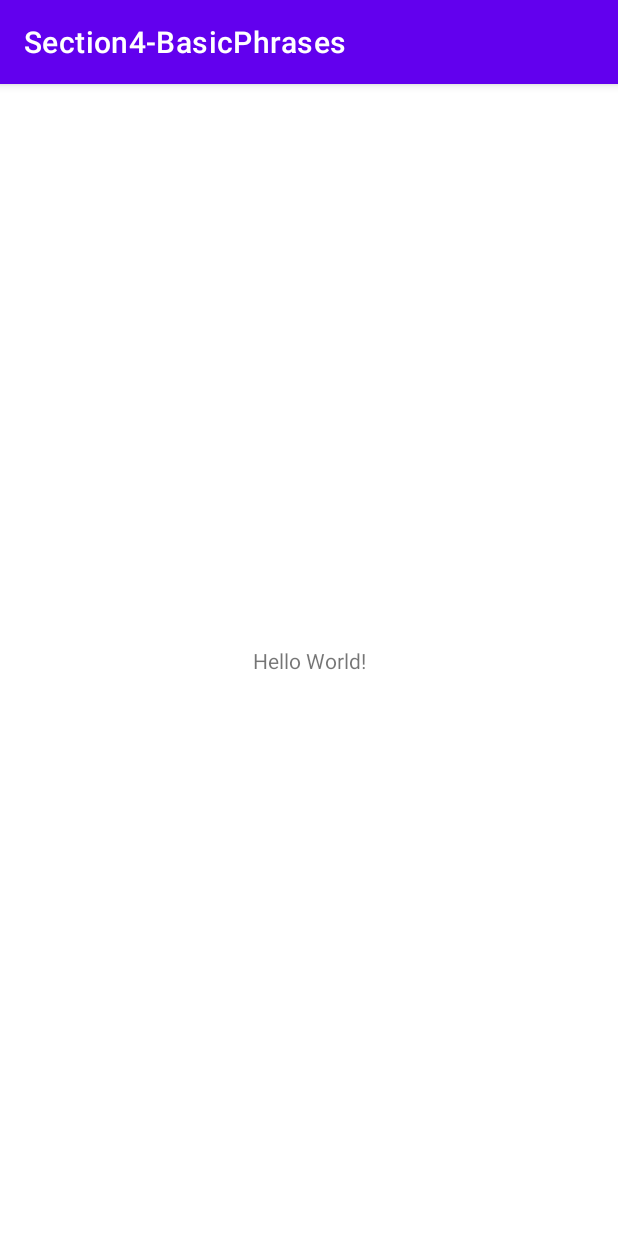
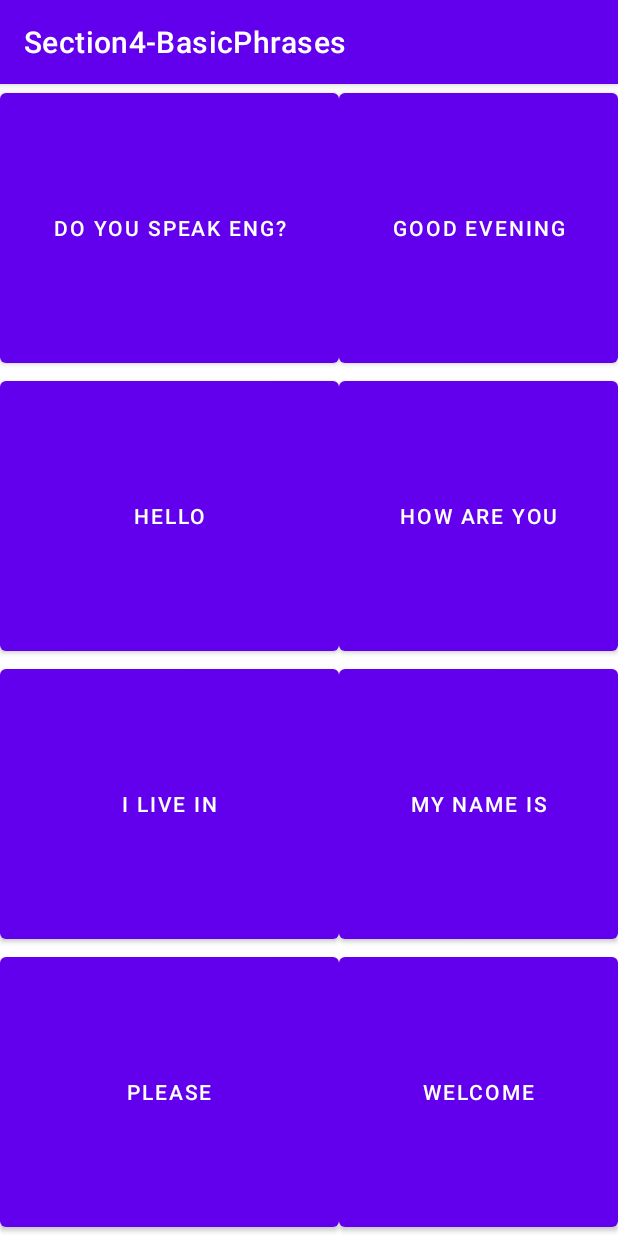
Before and after one commit to udayanga-education/android-section4-basic-phrases, an Android app: the screen it shows after launch (MainActivity), on a phone screen of 412 x 824 dp. Run offline under Robolectric (Android 15) with nearby library versions, the phone set to English and light mode, and no system bars.

Commit message:
Added sound clips play by buttons

```diff
--- a/app/src/main/java/senanayake/udayanga/com/section4_basicphrases/MainActivity.java
+++ b/app/src/main/java/senanayake/udayanga/com/section4_basicphrases/MainActivity.java
@@ -2,7 +2,10 @@ package senanayake.udayanga.com.section4_basicphrases;
 
 import androidx.appcompat.app.AppCompatActivity;
 
+import android.media.MediaPlayer;
 import android.os.Bundle;
+import android.util.Log;
+import android.view.View;
 
 public class MainActivity extends AppCompatActivity {
 
@@ -11,4 +14,21 @@ public class MainActivity extends AppCompatActivity {
         super.onCreate(savedInstanceState);
         setContentView(R.layout.activity_main);
     }
+
+    public void buttonClicked(View view) {
+
+        int id = view.getId();
+        String name = "";
+
+        name = view.getResources().getResourceEntryName(id);
+
+
+        int resourceId = getResources().getIdentifier(name, "raw", getPackageName());
+
+        MediaPlayer player = MediaPlayer.create(this, resourceId);
+        player.start();
+
+        Log.i("Button taped", name);
+        Log.i("Resource ID", Integer.toString(resourceId));
+    }
 }
--- a/app/src/main/res/layout/activity_main.xml
+++ b/app/src/main/res/layout/activity_main.xml
@@ -6,13 +6,107 @@
     android:layout_height="match_parent"
     tools:context=".MainActivity">
 
-    <TextView
-        android:layout_width="wrap_content"
-        android:layout_height="wrap_content"
-        android:text="Hello World!"
-        app:layout_constraintBottom_toBottomOf="parent"
-        app:layout_constraintLeft_toLeftOf="parent"
-        app:layout_constraintRight_toRightOf="parent"
-        app:layout_constraintTop_toTopOf="parent" />
+    <GridLayout
+        android:layout_width="match_parent"
+        android:layout_height="match_parent">
+
+        <Button
+            android:layout_width="wrap_content"
+            android:layout_height="wrap_content"
+            android:layout_row="0"
+            android:layout_rowWeight="1"
+            android:layout_column="0"
+            android:layout_columnWeight="1"
+            android:layout_gravity="fill"
+            android:onClick="buttonClicked"
+            android:text="Do you speak Eng?"
+            android:id="@+id/speakEng"/>
+
+        <Button
+            android:layout_width="wrap_content"
+            android:layout_height="wrap_content"
+            android:layout_row="0"
+            android:layout_rowWeight="1"
+            android:layout_column="1"
+            android:layout_columnWeight="1"
+            android:layout_gravity="fill"
+            android:onClick="buttonClicked"
+            android:text="Good Evening"
+            android:id="@+id/goodMorning"/>
+
+        <Button
+            android:layout_width="wrap_content"
+            android:layout_height="wrap_content"
+            android:layout_row="1"
+            android:layout_rowWeight="1"
+            android:layout_column="0"
+            android:layout_columnWeight="1"
+            android:layout_gravity="fill"
+            android:onClick="buttonClicked"
+            android:text="Hello"
+            android:id="@+id/hello"/>
+
+        <Button
+            android:layout_width="wrap_content"
+            android:layout_height="wrap_content"
+            android:layout_row="1"
+            android:layout_rowWeight="1"
+            android:layout_column="1"
+            android:layout_columnWeight="1"
+            android:layout_gravity="fill"
+            android:onClick="buttonClicked"
+            android:text="How are you"
+            android:id="@+id/howAreYou"/>
+
+        <Button
+            android:layout_width="wrap_content"
+            android:layout_height="wrap_content"
+            android:layout_row="2"
+            android:layout_rowWeight="1"
+            android:layout_column="0"
+            android:layout_columnWeight="1"
+            android:layout_gravity="fill"
+            android:onClick="buttonClicked"
+            android:text="I live in"
+            android:id="@+id/iLiveIn"/>
+
+        <Button
+            android:layout_width="wrap_content"
+            android:layout_height="wrap_content"
+            android:layout_row="2"
+            android:layout_rowWeight="1"
+            android:layout_column="1"
+            android:layout_columnWeight="1"
+            android:layout_gravity="fill"
+            android:onClick="buttonClicked"
+            android:text="My name is"
+            android:id="@+id/myNameIs"/>
+
+        <Button
+            android:layout_width="wrap_content"
+            android:layout_height="wrap_content"
+            android:layout_row="3"
+            android:layout_rowWeight="1"
+            android:layout_column="0"
+            android:layout_columnWeight="1"
+            android:layout_gravity="fill"
+            android:onClick="buttonClicked"
+            android:text="Please"
+            android:id="@+id/please"/>
+
+        <Button
+            android:layout_width="wrap_content"
+            android:layout_height="wrap_content"
+            android:layout_row="3"
+            android:layout_rowWeight="1"
+            android:layout_column="1"
+            android:layout_columnWeight="1"
+            android:layout_gravity="fill"
+            android:onClick="buttonClicked"
+            android:text="Welcome"
+            android:id="@+id/welcome"/>
+
+
+    </GridLayout>
 
 </androidx.constraintlayout.widget.ConstraintLayout>
```
